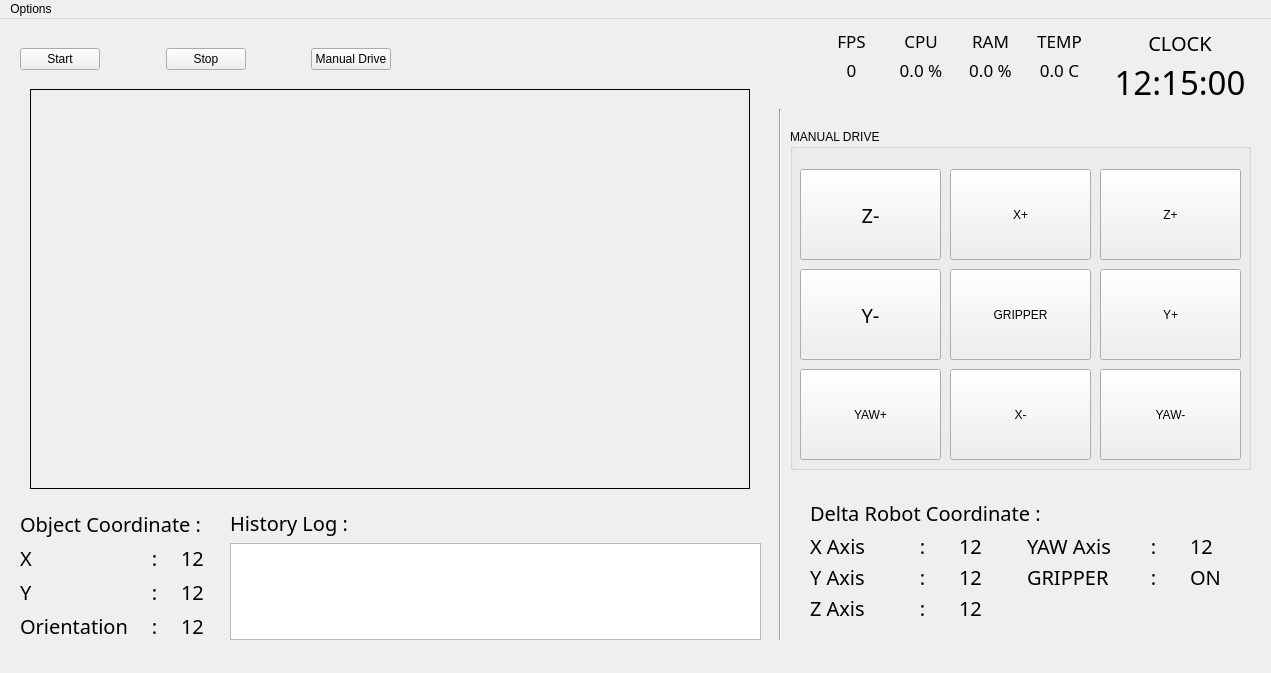
Qt form screens/main_interface.ui (fikriaziz77/GUIObjectYOLOv8) before a commit.
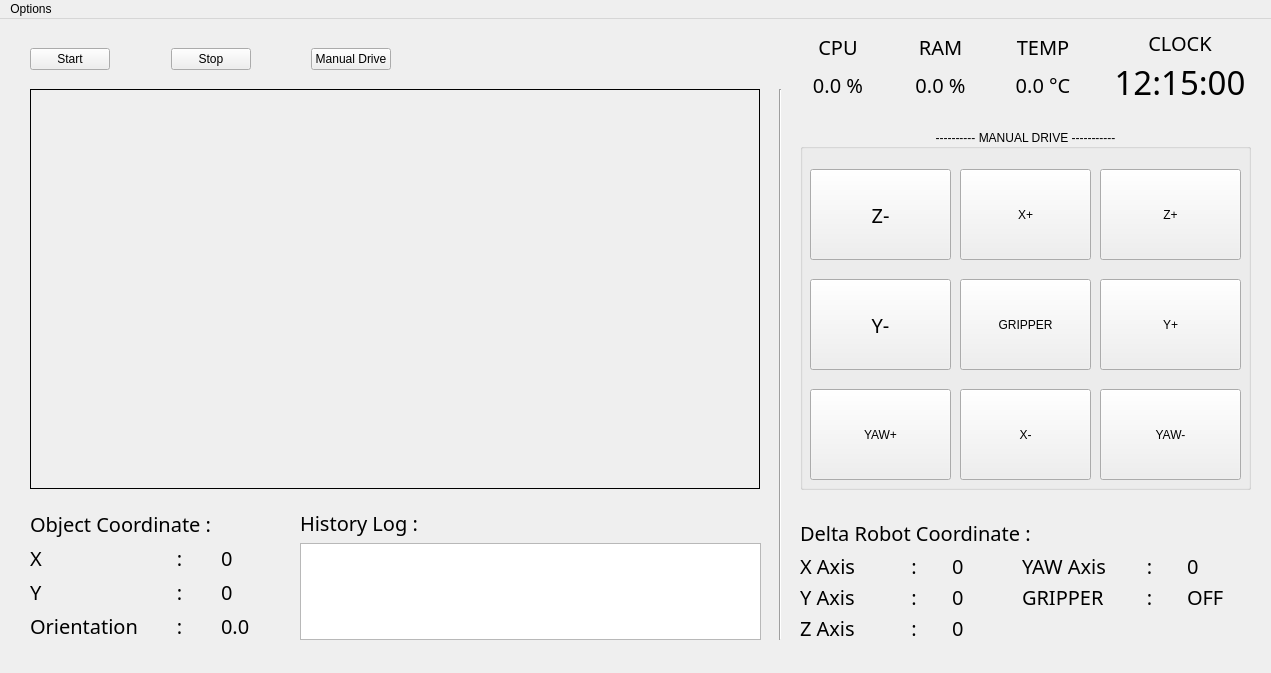
The same form after that commit. Icons and pictures are not drawn.

Diff of the .ui file:
```diff
--- a/screens/main_interface.ui
+++ b/screens/main_interface.ui
@@ -23,7 +23,11 @@
    <enum>Qt::DefaultContextMenu</enum>
   </property>
   <property name="windowTitle">
-   <string>Delta Robot Control Interface System</string>
+   <string>Panel Control Delta Robot</string>
+  </property>
+  <property name="windowIcon">
+   <iconset>
+    <normaloff>../assets/iconapps.jpg</normaloff>../assets/iconapps.jpg</iconset>
   </property>
   <property name="tabShape">
    <enum>QTabWidget::Rounded</enum>
@@ -34,7 +38,7 @@
      <rect>
       <x>30</x>
       <y>70</y>
-      <width>720</width>
+      <width>730</width>
       <height>400</height>
      </rect>
     </property>
@@ -73,9 +77,9 @@
     <property name="geometry">
      <rect>
       <x>770</x>
-      <y>90</y>
+      <y>70</y>
       <width>20</width>
-      <height>531</height>
+      <height>551</height>
      </rect>
     </property>
     <property name="orientation">
@@ -85,9 +89,9 @@
    <widget class="QWidget" name="horizontalLayoutWidget">
     <property name="geometry">
      <rect>
-      <x>20</x>
+      <x>30</x>
       <y>20</y>
-      <width>371</width>
+      <width>361</width>
       <height>41</height>
      </rect>
     </property>
@@ -168,64 +172,13 @@
    <widget class="QWidget" name="horizontalLayoutWidget_2">
     <property name="geometry">
      <rect>
-      <x>820</x>
-      <y>10</y>
-      <width>271</width>
-      <height>52</height>
+      <x>790</x>
+      <y>11</y>
+      <width>301</width>
+      <height>71</height>
      </rect>
     </property>
     <layout class="QHBoxLayout" name="horizontalLayout_3">
-     <item>
-      <layout class="QVBoxLayout" name="verticalLayout">
-       <item>
-        <widget class="QLabel" name="label_14">
-         <property name="font">
-          <font>
-           <family>Manjari</family>
-           <pointsize>13</pointsize>
-           <weight>50</weight>
-           <italic>false</italic>
-           <bold>false</bold>
-          </font>
-         </property>
-         <property name="layoutDirection">
-          <enum>Qt::LeftToRight</enum>
-         </property>
-         <property name="styleSheet">
-          <string notr="true">font: 13pt &quot;Manjari&quot;;</string>
-         </property>
-         <property name="text">
-          <string>FPS</string>
-         </property>
-         <property name="alignment">
-          <set>Qt::AlignCenter</set>
-         </property>
-        </widget>
-       </item>
-       <item>
-        <widget class="QLabel" name="com_fps">
-         <property name="font">
-          <font>
-           <family>Manjari</family>
-           <pointsize>13</pointsize>
-           <weight>50</weight>
-           <italic>false</italic>
-           <bold>false</bold>
-          </font>
-         </property>
-         <property name="styleSheet">
-          <string notr="true">font: 13pt &quot;Manjari&quot;;</string>
-         </property>
-         <property name="text">
-          <string>0</string>
-         </property>
-         <property name="alignment">
-          <set>Qt::AlignCenter</set>
-         </property>
-        </widget>
-       </item>
-      </layout>
-     </item>
      <item>
       <layout class="QVBoxLayout" name="verticalLayout_2">
        <item>
@@ -233,14 +186,14 @@
          <property name="font">
           <font>
            <family>Manjari</family>
-           <pointsize>13</pointsize>
+           <pointsize>15</pointsize>
            <weight>50</weight>
            <italic>false</italic>
            <bold>false</bold>
           </font>
          </property>
          <property name="styleSheet">
-          <string notr="true">font: 13pt &quot;Manjari&quot;;</string>
+          <string notr="true">font: 15pt &quot;Manjari&quot;;</string>
          </property>
          <property name="text">
           <string>CPU</string>
@@ -255,14 +208,14 @@
          <property name="font">
           <font>
            <family>Manjari</family>
-           <pointsize>13</pointsize>
+           <pointsize>15</pointsize>
            <weight>50</weight>
            <italic>false</italic>
            <bold>false</bold>
           </font>
          </property>
          <property name="styleSheet">
-          <string notr="true">font: 13pt &quot;Manjari&quot;;</string>
+          <string notr="true">font: 15pt &quot;Manjari&quot;;</string>
          </property>
          <property name="text">
           <string>0.0 %</string>
@@ -281,14 +234,14 @@
          <property name="font">
           <font>
            <family>Manjari</family>
-           <pointsize>13</pointsize>
+           <pointsize>15</pointsize>
            <weight>50</weight>
            <italic>false</italic>
            <bold>false</bold>
           </font>
          </property>
          <property name="styleSheet">
-          <string notr="true">font: 13pt &quot;Manjari&quot;;</string>
+          <string notr="true">font: 15pt &quot;Manjari&quot;;</string>
          </property>
          <property name="text">
           <string>RAM</string>
@@ -303,14 +256,14 @@
          <property name="font">
           <font>
            <family>Manjari</family>
-           <pointsize>13</pointsize>
+           <pointsize>15</pointsize>
            <weight>50</weight>
            <italic>false</italic>
            <bold>false</bold>
           </font>
          </property>
          <property name="styleSheet">
-          <string notr="true">font: 13pt &quot;Manjari&quot;;</string>
+          <string notr="true">font: 15pt &quot;Manjari&quot;;</string>
          </property>
          <property name="text">
           <string>0.0 %</string>
@@ -329,14 +282,14 @@
          <property name="font">
           <font>
            <family>Manjari</family>
-           <pointsize>13</pointsize>
+           <pointsize>15</pointsize>
            <weight>50</weight>
            <italic>false</italic>
            <bold>false</bold>
           </font>
          </property>
          <property name="styleSheet">
-          <string notr="true">font: 13pt &quot;Manjari&quot;;</string>
+          <string notr="true">font: 15pt &quot;Manjari&quot;;</string>
          </property>
          <property name="text">
           <string>TEMP</string>
@@ -351,17 +304,17 @@
          <property name="font">
           <font>
            <family>Manjari</family>
-           <pointsize>13</pointsize>
+           <pointsize>15</pointsize>
            <weight>50</weight>
            <italic>false</italic>
            <bold>false</bold>
           </font>
          </property>
          <property name="styleSheet">
-          <string notr="true">font: 13pt &quot;Manjari&quot;;</string>
+          <string notr="true">font: 15pt &quot;Manjari&quot;;</string>
          </property>
          <property name="text">
-          <string>0.0 C</string>
+          <string>0.0 °C</string>
          </property>
          <property name="alignment">
           <set>Qt::AlignCenter</set>
@@ -437,9 +390,9 @@
    <widget class="QWidget" name="verticalLayoutWidget_6">
     <property name="geometry">
      <rect>
-      <x>810</x>
-      <y>480</y>
-      <width>441</width>
+      <x>800</x>
+      <y>500</y>
+      <width>451</width>
       <height>121</height>
      </rect>
     </property>
@@ -521,7 +474,7 @@
           <string notr="true">font: 15pt &quot;Manjari&quot;;</string>
          </property>
          <property name="text">
-          <string>12</string>
+          <string>0</string>
          </property>
         </widget>
        </item>
@@ -600,7 +553,7 @@
           <string notr="true">font: 15pt &quot;Manjari&quot;;</string>
          </property>
          <property name="text">
-          <string>12</string>
+          <string>0</string>
          </property>
         </widget>
        </item>
@@ -638,7 +591,7 @@
           <string notr="true">font: 15pt &quot;Manjari&quot;;</string>
          </property>
          <property name="text">
-          <string>ON</string>
+          <string>OFF</string>
          </property>
         </widget>
        </item>
@@ -657,7 +610,7 @@
           <string notr="true">font: 15pt &quot;Manjari&quot;;</string>
          </property>
          <property name="text">
-          <string>12</string>
+          <string>0</string>
          </property>
         </widget>
        </item>
@@ -695,7 +648,7 @@
           <string notr="true">font: 15pt &quot;Manjari&quot;;</string>
          </property>
          <property name="text">
-          <string>12</string>
+          <string>0</string>
          </property>
         </widget>
        </item>
@@ -772,9 +725,9 @@
    <widget class="QWidget" name="verticalLayoutWidget_7">
     <property name="geometry">
      <rect>
-      <x>20</x>
+      <x>30</x>
       <y>490</y>
-      <width>201</width>
+      <width>261</width>
       <height>131</height>
      </rect>
     </property>
@@ -815,7 +768,7 @@
           <string notr="true">font: 15pt &quot;Manjari&quot;;</string>
          </property>
          <property name="text">
-          <string>12</string>
+          <string>0</string>
          </property>
         </widget>
        </item>
@@ -834,7 +787,7 @@
           <string notr="true">font: 15pt &quot;Manjari&quot;;</string>
          </property>
          <property name="text">
-          <string>12</string>
+          <string>0</string>
          </property>
         </widget>
        </item>
@@ -853,7 +806,7 @@
           <string notr="true">font: 15pt &quot;Manjari&quot;;</string>
          </property>
          <property name="text">
-          <string>12</string>
+          <string>0.0</string>
          </property>
         </widget>
        </item>
@@ -987,9 +940,9 @@
    <widget class="QWidget" name="verticalLayoutWidget_8">
     <property name="geometry">
      <rect>
-      <x>230</x>
+      <x>300</x>
       <y>490</y>
-      <width>531</width>
+      <width>461</width>
       <height>131</height>
      </rect>
     </property>
@@ -1034,22 +987,25 @@
    <widget class="QGroupBox" name="groupBox">
     <property name="geometry">
      <rect>
-      <x>790</x>
+      <x>800</x>
       <y>110</y>
-      <width>461</width>
-      <height>341</height>
+      <width>451</width>
+      <height>361</height>
      </rect>
     </property>
     <property name="styleSheet">
      <string notr="true">font: 15pt &quot;Manjari&quot;;</string>
     </property>
     <property name="title">
-     <string>MANUAL DRIVE</string>
+     <string>---------- MANUAL DRIVE -----------</string>
+    </property>
+    <property name="alignment">
+     <set>Qt::AlignCenter</set>
     </property>
     <widget class="QPushButton" name="pb_zplus">
      <property name="geometry">
       <rect>
-       <x>310</x>
+       <x>300</x>
        <y>40</y>
        <width>141</width>
        <height>91</height>
@@ -1066,8 +1022,8 @@
      <property name="geometry">
       <rect>
        <x>160</x>
-       <y>240</y>
-       <width>141</width>
+       <y>260</y>
+       <width>131</width>
        <height>91</height>
       </rect>
      </property>
@@ -1081,8 +1037,8 @@
     <widget class="QPushButton" name="pb_yawmin">
      <property name="geometry">
       <rect>
-       <x>310</x>
-       <y>240</y>
+       <x>300</x>
+       <y>260</y>
        <width>141</width>
        <height>91</height>
       </rect>
@@ -1098,8 +1054,8 @@
      <property name="geometry">
       <rect>
        <x>160</x>
-       <y>140</y>
-       <width>141</width>
+       <y>150</y>
+       <width>131</width>
        <height>91</height>
       </rect>
      </property>
@@ -1117,7 +1073,7 @@
      <property name="geometry">
       <rect>
        <x>10</x>
-       <y>140</y>
+       <y>150</y>
        <width>141</width>
        <height>91</height>
       </rect>
@@ -1170,7 +1126,7 @@
      <property name="geometry">
       <rect>
        <x>10</x>
-       <y>240</y>
+       <y>260</y>
        <width>141</width>
        <height>91</height>
       </rect>
@@ -1187,7 +1143,7 @@
       <rect>
        <x>160</x>
        <y>40</y>
-       <width>141</width>
+       <width>131</width>
        <height>91</height>
       </rect>
      </property>
@@ -1201,8 +1157,8 @@
     <widget class="QPushButton" name="pb_yplus">
      <property name="geometry">
       <rect>
-       <x>310</x>
-       <y>140</y>
+       <x>300</x>
+       <y>150</y>
        <width>141</width>
        <height>91</height>
       </rect>
```
